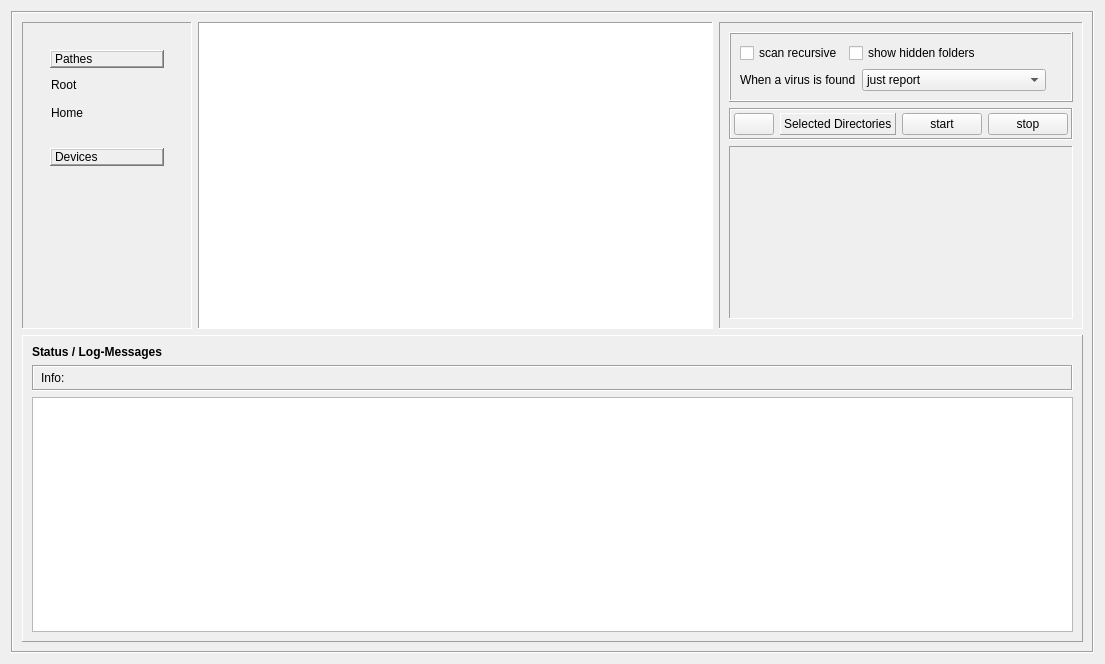
lucasvinbr/clamav-gui, file ui/scantab.ui: the form before one commit.
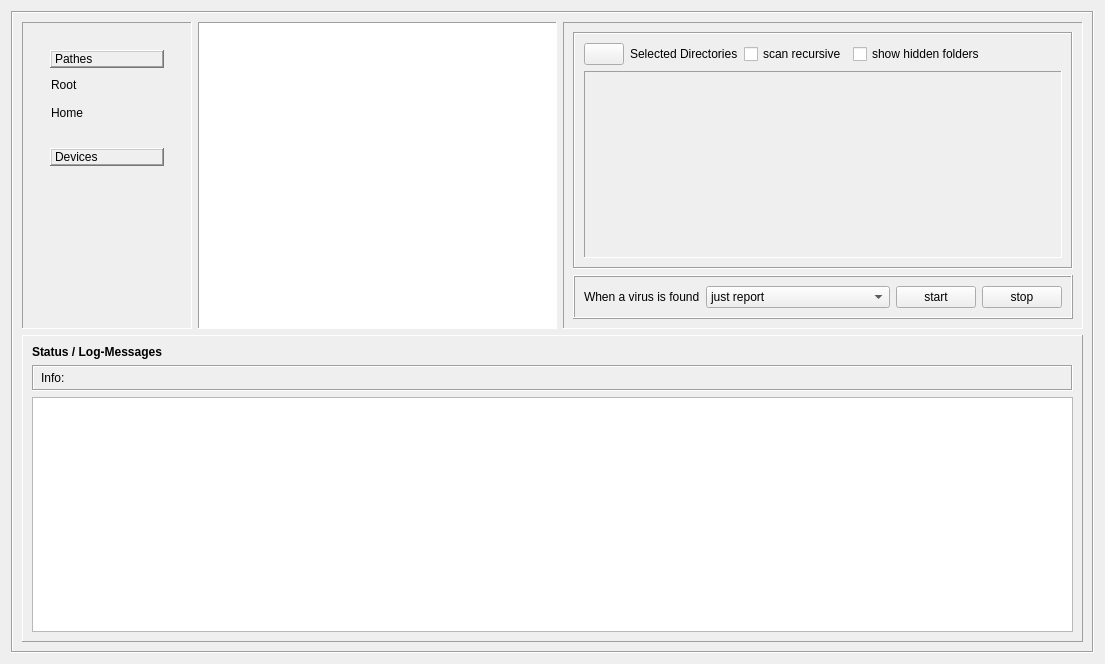
The form after the commit. Icons and pictures are not drawn.

Patch:
```diff
--- a/ui/scantab.ui
+++ b/ui/scantab.ui
@@ -236,14 +236,49 @@
           </property>
           <layout class="QVBoxLayout" name="verticalLayout_5">
            <item>
-            <widget class="QFrame" name="frame_2">
+            <widget class="QFrame" name="frame_1">
              <property name="frameShape">
               <enum>QFrame::Shape::Box</enum>
              </property>
              <property name="frameShadow">
-              <enum>QFrame::Shadow::Raised</enum>
+              <enum>QFrame::Shadow::Sunken</enum>
              </property>
-             <layout class="QVBoxLayout" name="verticalLayout_6">
+             <layout class="QVBoxLayout" name="verticalLayout_8">
+              <item>
+               <layout class="QHBoxLayout" name="horizontalLayout_3">
+                <item>
+                 <widget class="QPushButton" name="uncheckAllPushButton">
+                  <property name="toolTip">
+                   <string>dicard selection</string>
+                  </property>
+                  <property name="text">
+                   <string/>
+                  </property>
+                  <property name="icon">
+                   <iconset resource="../resources.qrc">
+                    <normaloff>:/icons/icons/trash-can.png</normaloff>:/icons/icons/trash-can.png</iconset>
+                  </property>
+                  <property name="iconSize">
+                   <size>
+                    <width>28</width>
+                    <height>28</height>
+                   </size>
+                  </property>
+                 </widget>
+                </item>
+                <item>
+                 <widget class="QLabel" name="label">
+                  <property name="frameShape">
+                   <enum>QFrame::Shape::NoFrame</enum>
+                  </property>
+                  <property name="frameShadow">
+                   <enum>QFrame::Shadow::Plain</enum>
+                  </property>
+                  <property name="text">
+                   <string>Selected Directories</string>
+                  </property>
+                 </widget>
+                </item>
               <item>
                <layout class="QHBoxLayout" name="horizontalLayout_2">
                 <item>
@@ -275,6 +310,52 @@
                 </item>
                </layout>
               </item>
+               </layout>
+              </item>
+              <item>
+               <widget class="QScrollArea" name="scrollArea_2">
+                <property name="frameShape">
+                 <enum>QFrame::Shape::Panel</enum>
+                </property>
+                <property name="widgetResizable">
+                 <bool>true</bool>
+                </property>
+                <widget class="QWidget" name="scrollAreaWidgetContents_2">
+                 <property name="geometry">
+                  <rect>
+                   <x>0</x>
+                   <y>0</y>
+                   <width>481</width>
+                   <height>161</height>
+                  </rect>
+                 </property>
+                 <layout class="QVBoxLayout" name="verticalLayout_4">
+                  <item>
+                   <widget class="QLabel" name="selectedDirectoriesLabel">
+                    <property name="text">
+                     <string/>
+                    </property>
+                    <property name="alignment">
+                     <set>Qt::AlignmentFlag::AlignLeading|Qt::AlignmentFlag::AlignLeft|Qt::AlignmentFlag::AlignTop</set>
+                    </property>
+                   </widget>
+                  </item>
+                 </layout>
+                </widget>
+               </widget>
+              </item>
+             </layout>
+            </widget>
+           </item>
+           <item>
+            <widget class="QFrame" name="frame_2">
+             <property name="frameShape">
+              <enum>QFrame::Shape::Box</enum>
+             </property>
+             <property name="frameShadow">
+              <enum>QFrame::Shadow::Raised</enum>
+             </property>
+             <layout class="QVBoxLayout" name="verticalLayout_6">
               <item>
                <layout class="QHBoxLayout" name="horizontalLayout_4">
                 <item>
@@ -325,78 +406,6 @@
                  </widget>
                 </item>
                 <item>
-                 <spacer name="horizontalSpacer_2">
-                  <property name="orientation">
-                   <enum>Qt::Orientation::Horizontal</enum>
-                  </property>
-                  <property name="sizeHint" stdset="0">
-                   <size>
-                    <width>40</width>
-                    <height>20</height>
-                   </size>
-                  </property>
-                 </spacer>
-                </item>
-               </layout>
-              </item>
-             </layout>
-            </widget>
-           </item>
-           <item>
-            <widget class="QFrame" name="frame_1">
-             <property name="frameShape">
-              <enum>QFrame::Shape::Box</enum>
-             </property>
-             <property name="frameShadow">
-              <enum>QFrame::Shadow::Sunken</enum>
-             </property>
-             <layout class="QHBoxLayout" name="horizontalLayout_3">
-              <property name="leftMargin">
-               <number>3</number>
-              </property>
-              <property name="topMargin">
-               <number>3</number>
-              </property>
-              <property name="rightMargin">
-               <number>3</number>
-              </property>
-              <property name="bottomMargin">
-               <number>3</number>
-              </property>
-              <item>
-               <widget class="QPushButton" name="uncheckAllPushButton">
-                <property name="toolTip">
-                 <string>dicard selection</string>
-                </property>
-                <property name="text">
-                 <string/>
-                </property>
-                <property name="icon">
-                 <iconset resource="../resources.qrc">
-                  <normaloff>:/icons/icons/trash-can.png</normaloff>:/icons/icons/trash-can.png</iconset>
-                </property>
-                <property name="iconSize">
-                 <size>
-                  <width>28</width>
-                  <height>28</height>
-                 </size>
-                </property>
-               </widget>
-              </item>
-              <item>
-               <widget class="QLabel" name="label">
-                <property name="frameShape">
-                 <enum>QFrame::Shape::Panel</enum>
-                </property>
-                <property name="frameShadow">
-                 <enum>QFrame::Shadow::Raised</enum>
-                </property>
-                <property name="text">
-                 <string>Selected Directories</string>
-                </property>
-               </widget>
-              </item>
-              <item>
                <widget class="QPushButton" name="startScanButton">
                 <property name="text">
                  <string>start</string>
@@ -434,7 +443,7 @@
                </widget>
               </item>
               <item>
-               <spacer name="horizontalSpacer">
+                 <spacer name="horizontalSpacer_2">
                 <property name="orientation">
                  <enum>Qt::Orientation::Horizontal</enum>
                 </property>
@@ -447,38 +456,8 @@
                </spacer>
               </item>
              </layout>
-            </widget>
-           </item>
-           <item>
-            <widget class="QScrollArea" name="scrollArea_2">
-             <property name="frameShape">
-              <enum>QFrame::Shape::Panel</enum>
-             </property>
-             <property name="widgetResizable">
-              <bool>true</bool>
-             </property>
-             <widget class="QWidget" name="scrollAreaWidgetContents_2">
-              <property name="geometry">
-               <rect>
-                <x>0</x>
-                <y>0</y>
-                <width>353</width>
-                <height>152</height>
-               </rect>
-              </property>
-              <layout class="QVBoxLayout" name="verticalLayout_4">
-               <item>
-                <widget class="QLabel" name="selectedDirectoriesLabel">
-                 <property name="text">
-                  <string/>
-                 </property>
-                 <property name="alignment">
-                  <set>Qt::AlignmentFlag::AlignLeading|Qt::AlignmentFlag::AlignLeft|Qt::AlignmentFlag::AlignTop</set>
-                 </property>
-                </widget>
-               </item>
-              </layout>
-             </widget>
+              </item>
+             </layout>
             </widget>
            </item>
           </layout>
```
Lines whose indentation alone changed are shown as unchanged.
